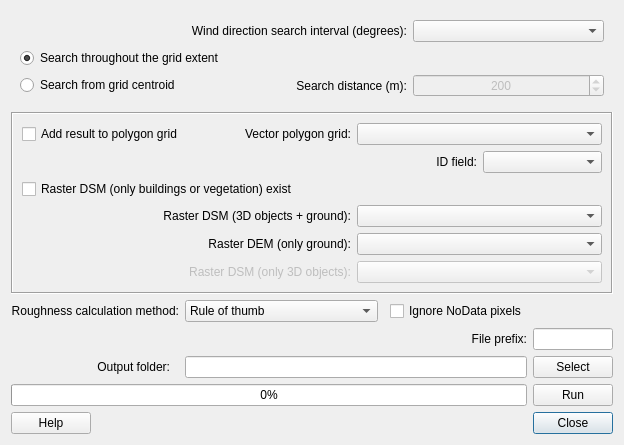
The window that ImageMorphParam/image_morph_param_dialog_base.ui (UMEP-dev/UMEP) describes before a commit, drawn with Qt 5.
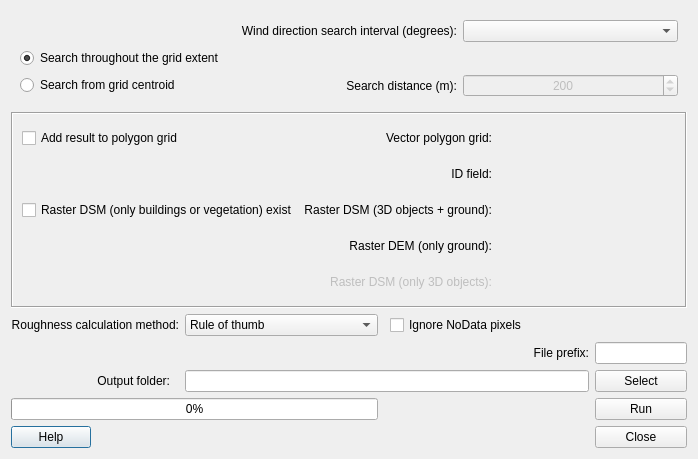
The same window after the commit.

What changed in the file:
```diff
--- a/ImageMorphParam/image_morph_param_dialog_base.ui
+++ b/ImageMorphParam/image_morph_param_dialog_base.ui
@@ -6,8 +6,8 @@
    <rect>
     <x>0</x>
     <y>0</y>
-    <width>575</width>
-    <height>426</height>
+    <width>644</width>
+    <height>453</height>
    </rect>
   </property>
   <property name="windowTitle">
@@ -17,91 +17,7 @@
    <string/>
   </property>
   <layout class="QGridLayout" name="gridLayout_2">
-   <item row="2" column="5">
-    <widget class="QCheckBox" name="checkBoxNoData">
-     <property name="toolTip">
-      <string>Tick this in if NoData pixels should be ignored and calculation of grid should be performed eventhough NoData pixels exists within that grid. Nodata pixels are set to the average pixel values of the DEM.</string>
-     </property>
-     <property name="text">
-      <string>Ignore NoData pixels</string>
-     </property>
-    </widget>
-   </item>
-   <item row="9" column="6">
-    <widget class="QPushButton" name="closeButton">
-     <property name="enabled">
-      <bool>true</bool>
-     </property>
-     <property name="text">
-      <string>Close</string>
-     </property>
-    </widget>
-   </item>
-   <item row="2" column="3">
-    <widget class="QComboBox" name="comboBox_Roughness">
-     <property name="toolTip">
-      <string>Options to choose methods for roughness calculations regarding zero-plane displacement height (zd) and roughness length (z0) are available.</string>
-     </property>
-     <item>
-      <property name="text">
-       <string>Rule of thumb</string>
-      </property>
-     </item>
-     <item>
-      <property name="text">
-       <string>Raupach (1994/95)</string>
-      </property>
-     </item>
-     <item>
-      <property name="text">
-       <string>Simplified Bottema (1995)</string>
-      </property>
-     </item>
-     <item>
-      <property name="text">
-       <string>MacDonald et al. (1998)</string>
-      </property>
-     </item>
-     <item>
-      <property name="text">
-       <string>Millward-Hopkins et al. (2011)</string>
-      </property>
-     </item>
-     <item>
-      <property name="text">
-       <string>Kanda et al. (2013)</string>
-      </property>
-     </item>
-    </widget>
-   </item>
-   <item row="5" column="6">
-    <widget class="QPushButton" name="pushButtonSave">
-     <property name="text">
-      <string>Select</string>
-     </property>
-    </widget>
-   </item>
-   <item row="7" column="6">
-    <widget class="QPushButton" name="runButton">
-     <property name="text">
-      <string>Run</string>
-     </property>
-    </widget>
-   </item>
-   <item row="4" column="6">
-    <widget class="QLineEdit" name="textOutput_prefix"/>
-   </item>
-   <item row="4" column="5">
-    <widget class="QLabel" name="label_9">
-     <property name="text">
-      <string>File prefix:</string>
-     </property>
-     <property name="alignment">
-      <set>Qt::AlignRight|Qt::AlignTrailing|Qt::AlignVCenter</set>
-     </property>
-    </widget>
-   </item>
-   <item row="1" column="0" colspan="7">
+   <item row="1" column="0" colspan="8">
     <widget class="QFrame" name="frame">
      <property name="frameShape">
       <enum>QFrame::Box</enum>
@@ -109,8 +25,46 @@
      <property name="frameShadow">
       <enum>QFrame::Sunken</enum>
      </property>
-     <layout class="QGridLayout" name="gridLayout_3">
-      <item row="2" column="0" colspan="3">
+     <layout class="QGridLayout" name="gridLayout_6">
+      <item row="2" column="5">
+       <widget class="QWidget" name="widgetField" native="true">
+        <property name="minimumSize">
+         <size>
+          <width>125</width>
+          <height>30</height>
+         </size>
+        </property>
+        <property name="layoutDirection">
+         <enum>Qt::LeftToRight</enum>
+        </property>
+        <layout class="QGridLayout" name="gridLayout_9"/>
+       </widget>
+      </item>
+      <item row="1" column="5">
+       <widget class="QWidget" name="widgetPolygrid" native="true">
+        <property name="minimumSize">
+         <size>
+          <width>175</width>
+          <height>30</height>
+         </size>
+        </property>
+        <property name="layoutDirection">
+         <enum>Qt::LeftToRight</enum>
+        </property>
+        <layout class="QGridLayout" name="gridLayout_7"/>
+       </widget>
+      </item>
+      <item row="1" column="4">
+       <widget class="QLabel" name="label">
+        <property name="text">
+         <string>Vector polygon grid:</string>
+        </property>
+        <property name="alignment">
+         <set>Qt::AlignRight|Qt::AlignTrailing|Qt::AlignVCenter</set>
+        </property>
+       </widget>
+      </item>
+      <item row="2" column="4">
        <widget class="QLabel" name="label_5">
         <property name="text">
          <string>ID field:</string>
@@ -120,14 +74,85 @@
         </property>
        </widget>
       </item>
-      <item row="2" column="3">
-       <widget class="QComboBox" name="comboBox_Field">
-        <property name="toolTip">
-         <string>Attribut ID should be a unique number or string for each polygon </string>
+      <item row="4" column="5">
+       <widget class="QWidget" name="widgetDSMbuildground" native="true">
+        <property name="minimumSize">
+         <size>
+          <width>175</width>
+          <height>30</height>
+         </size>
         </property>
+        <property name="layoutDirection">
+         <enum>Qt::LeftToRight</enum>
+        </property>
+        <layout class="QGridLayout" name="gridLayout_3"/>
        </widget>
       </item>
-      <item row="3" column="0" colspan="4">
+      <item row="4" column="4">
+       <widget class="QLabel" name="label_2">
+        <property name="text">
+         <string>Raster DSM (3D objects + ground):</string>
+        </property>
+        <property name="alignment">
+         <set>Qt::AlignRight|Qt::AlignTrailing|Qt::AlignVCenter</set>
+        </property>
+       </widget>
+      </item>
+      <item row="5" column="5">
+       <widget class="QWidget" name="widgetDEM" native="true">
+        <property name="minimumSize">
+         <size>
+          <width>175</width>
+          <height>30</height>
+         </size>
+        </property>
+        <property name="layoutDirection">
+         <enum>Qt::LeftToRight</enum>
+        </property>
+        <layout class="QGridLayout" name="gridLayout_4"/>
+       </widget>
+      </item>
+      <item row="5" column="4">
+       <widget class="QLabel" name="label_3">
+        <property name="text">
+         <string>Raster DEM (only ground):</string>
+        </property>
+        <property name="alignment">
+         <set>Qt::AlignRight|Qt::AlignTrailing|Qt::AlignVCenter</set>
+        </property>
+       </widget>
+      </item>
+      <item row="6" column="4">
+       <widget class="QLabel" name="label_4">
+        <property name="enabled">
+         <bool>false</bool>
+        </property>
+        <property name="text">
+         <string>Raster DSM (only 3D objects):</string>
+        </property>
+        <property name="alignment">
+         <set>Qt::AlignRight|Qt::AlignTrailing|Qt::AlignVCenter</set>
+        </property>
+       </widget>
+      </item>
+      <item row="6" column="5">
+       <widget class="QWidget" name="widgetDSMbuild" native="true">
+        <property name="enabled">
+         <bool>false</bool>
+        </property>
+        <property name="minimumSize">
+         <size>
+          <width>175</width>
+          <height>30</height>
+         </size>
+        </property>
+        <property name="layoutDirection">
+         <enum>Qt::LeftToRight</enum>
+        </property>
+        <layout class="QGridLayout" name="gridLayout_5"/>
+       </widget>
+      </item>
+      <item row="4" column="0">
        <widget class="QCheckBox" name="checkBoxOnlyBuilding">
         <property name="toolTip">
          <string>Tick this in if a 3D-object DSM without ground heights is available. 3D objects (e.g. buildings) should be metres above ground.</string>
@@ -137,55 +162,7 @@
         </property>
        </widget>
       </item>
-      <item row="4" column="2" colspan="2">
-       <widget class="QComboBox" name="comboBox_DSMbuildground">
-        <property name="toolTip">
-         <string>A raster DSM consisting of ground and e.g. building height (metres above sea level).</string>
-        </property>
-       </widget>
-      </item>
-      <item row="5" column="2" colspan="2">
-       <widget class="QComboBox" name="comboBox_DEM">
-        <property name="toolTip">
-         <string>A DEM consisting of pixels with ground heights (metres above sea level).</string>
-        </property>
-       </widget>
-      </item>
-      <item row="6" column="2" colspan="2">
-       <widget class="QComboBox" name="comboBox_DSMbuild">
-        <property name="enabled">
-         <bool>false</bool>
-        </property>
-        <property name="toolTip">
-         <string>A DSM consisting of pixels with object (e.g. buildings or vegetation) heights above ground. Pixels where no objects are present should be zero.</string>
-        </property>
-       </widget>
-      </item>
-      <item row="0" column="2" colspan="2">
-       <widget class="QComboBox" name="comboBox_Polygrid">
-        <property name="toolTip">
-         <string>&lt;!DOCTYPE HTML PUBLIC &quot;-//W3C//DTD HTML 4.0//EN&quot; &quot;http://www.w3.org/TR/REC-html40/strict.dtd&quot;&gt;
-&lt;html&gt;&lt;head&gt;&lt;meta name=&quot;qrichtext&quot; content=&quot;1&quot; /&gt;&lt;style type=&quot;text/css&quot;&gt;
-p, li { white-space: pre-wrap; }
-&lt;/style&gt;&lt;/head&gt;&lt;body style=&quot; font-family:'MS Shell Dlg 2'; font-size:8.25pt; font-weight:400; font-style:normal;&quot;&gt;
-&lt;p style=&quot; margin-top:0px; margin-bottom:0px; margin-left:0px; margin-right:0px; -qt-block-indent:0; text-indent:0px;&quot;&gt;&lt;span style=&quot; font-size:8pt;&quot;&gt;This Polygon layer could include one single or mutiple squares &lt;/span&gt;&lt;/p&gt;&lt;/body&gt;&lt;/html&gt;</string>
-        </property>
-       </widget>
-      </item>
-      <item row="0" column="1">
-       <widget class="QLabel" name="label">
-        <property name="text">
-         <string>Vector polygon grid:</string>
-        </property>
-        <property name="alignment">
-         <set>Qt::AlignRight|Qt::AlignTrailing|Qt::AlignVCenter</set>
-        </property>
-        <property name="buddy">
-         <cstring>comboBox_Polygrid</cstring>
-        </property>
-       </widget>
-      </item>
-      <item row="0" column="0">
+      <item row="1" column="0">
        <widget class="QCheckBox" name="addResultToGrid">
         <property name="toolTip">
          <string>&lt;html&gt;&lt;head/&gt;&lt;body&gt;&lt;p&gt;Tick this in if you would like to add the isotropic results to the attribute table for your polygon vector grid. &lt;/p&gt;&lt;/body&gt;&lt;/html&gt;</string>
@@ -195,52 +172,10 @@
         </property>
        </widget>
       </item>
-      <item row="5" column="1">
-       <widget class="QLabel" name="label_3">
-        <property name="text">
-         <string>Raster DEM (only ground):</string>
-        </property>
-        <property name="alignment">
-         <set>Qt::AlignRight|Qt::AlignTrailing|Qt::AlignVCenter</set>
-        </property>
-        <property name="buddy">
-         <cstring>comboBox_DEM</cstring>
-        </property>
-       </widget>
-      </item>
-      <item row="4" column="0" colspan="2">
-       <widget class="QLabel" name="label_2">
-        <property name="text">
-         <string>Raster DSM (3D objects + ground):</string>
-        </property>
-        <property name="alignment">
-         <set>Qt::AlignRight|Qt::AlignTrailing|Qt::AlignVCenter</set>
-        </property>
-        <property name="buddy">
-         <cstring>comboBox_DSMbuildground</cstring>
-        </property>
-       </widget>
-      </item>
-      <item row="6" column="1">
-       <widget class="QLabel" name="label_4">
-        <property name="enabled">
-         <bool>false</bool>
-        </property>
-        <property name="text">
-         <string>Raster DSM (only 3D objects):</string>
-        </property>
-        <property name="alignment">
-         <set>Qt::AlignRight|Qt::AlignTrailing|Qt::AlignVCenter</set>
-        </property>
-        <property name="buddy">
-         <cstring>comboBox_DSMbuild</cstring>
-        </property>
-       </widget>
-      </item>
      </layout>
     </widget>
    </item>
-   <item row="0" column="0" colspan="7">
+   <item row="0" column="0" colspan="8">
     <widget class="QFrame" name="frame_2">
      <property name="frameShape">
       <enum>QFrame::NoFrame</enum>
@@ -327,19 +262,6 @@
      </layout>
     </widget>
    </item>
-   <item row="2" column="0" colspan="3">
-    <widget class="QLabel" name="label_10">
-     <property name="text">
-      <string>Roughness calculation method:</string>
-     </property>
-     <property name="alignment">
-      <set>Qt::AlignRight|Qt::AlignTrailing|Qt::AlignVCenter</set>
-     </property>
-     <property name="buddy">
-      <cstring>comboBox_DEM</cstring>
-     </property>
-    </widget>
-   </item>
    <item row="9" column="0">
     <widget class="QPushButton" name="helpButton">
      <property name="enabled">
@@ -350,6 +272,13 @@
      </property>
     </widget>
    </item>
+   <item row="7" column="7">
+    <widget class="QPushButton" name="runButton">
+     <property name="text">
+      <string>Run</string>
+     </property>
+    </widget>
+   </item>
    <item row="5" column="1">
     <widget class="QLabel" name="label_6">
      <property name="text">
@@ -360,10 +289,87 @@
      </property>
     </widget>
    </item>
-   <item row="5" column="3" colspan="3">
+   <item row="2" column="3">
+    <widget class="QComboBox" name="comboBox_Roughness">
+     <property name="toolTip">
+      <string>Options to choose methods for roughness calculations regarding zero-plane displacement height (zd) and roughness length (z0) are available.</string>
+     </property>
+     <item>
+      <property name="text">
+       <string>Rule of thumb</string>
+      </property>
+     </item>
+     <item>
+      <property name="text">
+       <string>Raupach (1994/95)</string>
+      </property>
+     </item>
+     <item>
+      <property name="text">
+       <string>Simplified Bottema (1995)</string>
+      </property>
+     </item>
+     <item>
+      <property name="text">
+       <string>MacDonald et al. (1998)</string>
+      </property>
+     </item>
+     <item>
+      <property name="text">
+       <string>Millward-Hopkins et al. (2011)</string>
+      </property>
+     </item>
+     <item>
+      <property name="text">
+       <string>Kanda et al. (2013)</string>
+      </property>
+     </item>
+    </widget>
+   </item>
+   <item row="2" column="0" colspan="3">
+    <widget class="QLabel" name="label_10">
+     <property name="text">
+      <string>Roughness calculation method:</string>
+     </property>
+     <property name="alignment">
+      <set>Qt::AlignRight|Qt::AlignTrailing|Qt::AlignVCenter</set>
+     </property>
+    </widget>
+   </item>
+   <item row="9" column="7">
+    <widget class="QPushButton" name="closeButton">
+     <property name="enabled">
+      <bool>true</bool>
+     </property>
+     <property name="text">
+      <string>Close</string>
+     </property>
+    </widget>
+   </item>
+   <item row="4" column="7">
+    <widget class="QLineEdit" name="textOutput_prefix"/>
+   </item>
+   <item row="2" column="5">
+    <widget class="QCheckBox" name="checkBoxNoData">
+     <property name="toolTip">
+      <string>Tick this in if NoData pixels should be ignored and calculation of grid should be performed eventhough NoData pixels exists within that grid. Nodata pixels are set to the average pixel values of the DEM.</string>
+     </property>
+     <property name="text">
+      <string>Ignore NoData pixels</string>
+     </property>
+    </widget>
+   </item>
+   <item row="5" column="7">
+    <widget class="QPushButton" name="pushButtonSave">
+     <property name="text">
+      <string>Select</string>
+     </property>
+    </widget>
+   </item>
+   <item row="5" column="3" colspan="4">
     <widget class="QLineEdit" name="textOutput"/>
    </item>
-   <item row="7" column="0" colspan="6">
+   <item row="7" column="0" colspan="4">
     <widget class="QProgressBar" name="progressBar">
      <property name="value">
       <number>0</number>
@@ -379,6 +385,16 @@
      </property>
     </widget>
    </item>
+   <item row="4" column="6">
+    <widget class="QLabel" name="label_9">
+     <property name="text">
+      <string>File prefix:</string>
+     </property>
+     <property name="alignment">
+      <set>Qt::AlignRight|Qt::AlignTrailing|Qt::AlignVCenter</set>
+     </property>
+    </widget>
+   </item>
   </layout>
  </widget>
  <resources/>
```
Left out of the diff: 152 changed lines with no effect on the pictures.
